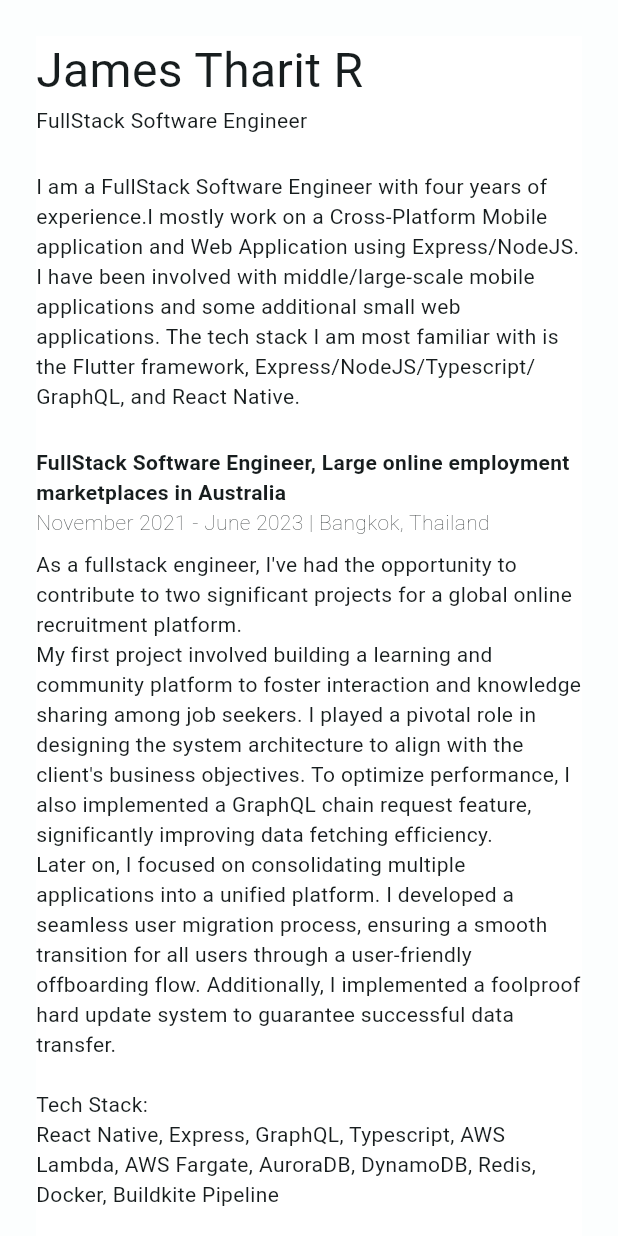
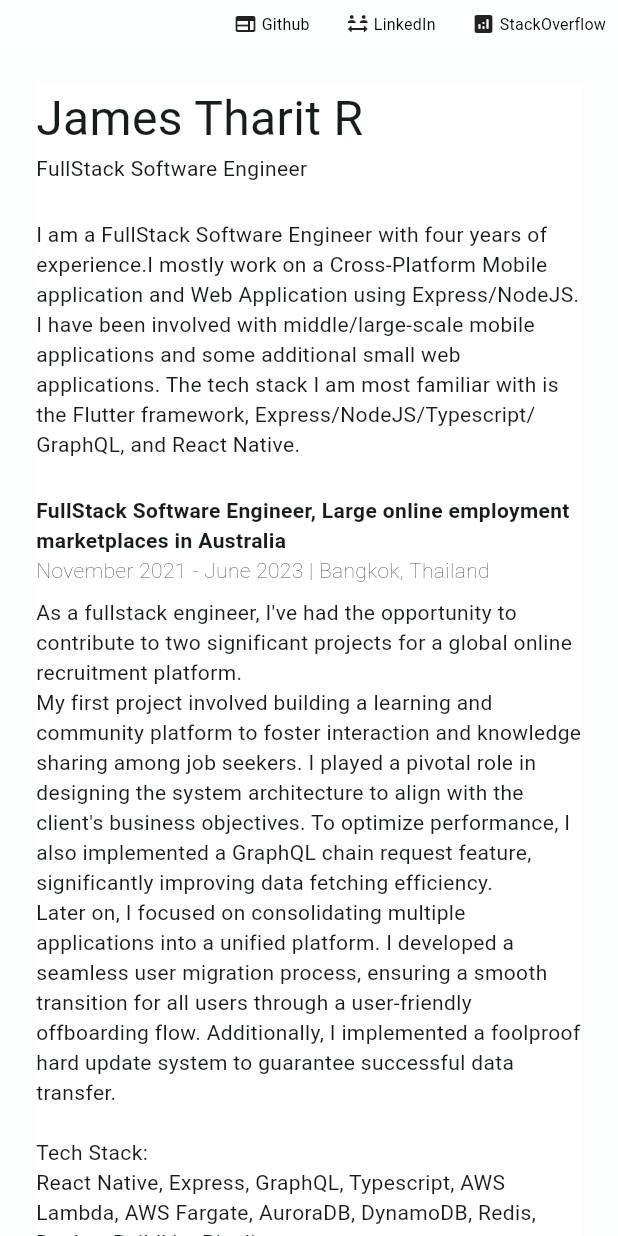
Before and after one commit to james-tharit/experience_pages, a Flutter app: the screen it shows after launch, on a phone screen of 412 x 824 dp. Run offline on Flutter 3.47's test engine with Material 3 defaults, Android fonts, the phone set to English and light mode, and no system bars; missing offline and left inert: dart:js.

Commit message:
feature: build experience section and link menu

```diff
--- a/lib/components/link.dart
+++ b/lib/components/link.dart
@@ -1,26 +1,66 @@
 import 'package:flutter/material.dart';
+
+class _TransparentIconButton extends TransparentTextButton {
+  const _TransparentIconButton(
+      {super.text = '', required super.onPressed, required super.icon});
+
+  @override
+  Widget build(BuildContext context) {
+    return GestureDetector(
+      onTap: onPressed,
+      child: Padding(
+        padding: const EdgeInsets.all(8.0),
+        child: FittedBox(
+          child: Row(
+            children: [
+              Icon(icon),
+              const SizedBox(height: 4.0,width: 4,),
+              Text(
+                text,
+                style: const TextStyle(
+                  color: Colors.black, // Customize text color
+                  fontSize: 16.0,
+                ),
+              ),
+            ],
+          ),
+        ),
+      ),
+    );
+  }
+}
 
 class TransparentTextButton extends StatelessWidget {
   final String text;
   final VoidCallback onPressed;
   final TextStyle? textStyle;
+  final IconData? icon;
 
-  const TransparentTextButton({
-    super.key,
-    required this.text,
-    required this.onPressed,
-    this.textStyle,
-  });
+  const TransparentTextButton(
+      {super.key,
+      required this.text,
+      required this.onPressed,
+      this.textStyle,
+      this.icon});
+
+  factory TransparentTextButton.icon({
+    key,
+    text,
+    required onPressed,
+    required icon,
+    textStyle,
+  }) {
+    return _TransparentIconButton(icon: icon, text: text, onPressed: onPressed);
+  }
 
   @override
   Widget build(BuildContext context) {
     return GestureDetector(
       onTap: onPressed,
       child: Text(
-          text,
-          style: textStyle
-          ?? Theme.of(context).textTheme.bodyMedium,
-    ),
+        text,
+        style: textStyle ?? Theme.of(context).textTheme.bodyMedium,
+      ),
     );
   }
 }
--- /dev/null
+++ b/lib/constants/uri.dart
@@ -0,0 +1,3 @@
+const githubLink = 'https://github.com/james-tharit';
+const linkedInLink = 'https://www.linkedin.com/in/tharit-rt/';
+const stackOverflowLink = 'https://stackoverflow.com/users/11612628/james-t';
--- a/lib/experience.dart
+++ b/lib/experience.dart
@@ -1,10 +1,67 @@
+import 'package:experience_pages/home.dart';
 import 'package:flutter/material.dart';
 
-class Experience extends StatelessWidget {
-  const Experience({super.key});
+class ExperienceData {
+  final String title;
+  final String periodLocation;
+  final String desc;
+  final String stacks;
+
+  ExperienceData(
+      {required this.title,
+        required this.periodLocation,
+        required this.desc,
+        required this.stacks});
+}
+
+class ExperienceWidget extends StatelessWidget {
+  final ExperienceData exp;
+
+  const ExperienceWidget({super.key, required this.exp});
 
   @override
   Widget build(BuildContext context) {
-    return const Text('EXPERIENCE PAGE');
+    return Column(
+      key: Key(exp.title),
+      crossAxisAlignment: CrossAxisAlignment.start,
+      children: [
+        Text(exp.title, style: const TextStyle(fontWeight: FontWeight.bold)),
+        Text(exp.periodLocation,
+            style: const TextStyle(fontWeight: FontWeight.w100)),
+        const SizedBox(
+          height: 8,
+        ),
+        Text(exp.desc),
+        Text(exp.stacks),
+      ],
+    );
   }
 }
+
+class ExperienceSection extends StatelessWidget {
+  final List<ExperienceData> experiences;
+  const ExperienceSection({super.key, required this.experiences});
+
+  List<Column> buildExperience() {
+    return experiences
+        .map((exp) => Column(
+      crossAxisAlignment: CrossAxisAlignment.start,
+      children: [
+        ExperienceWidget(
+          exp: exp,
+        ),
+        const SizedBox(
+          height: 24,
+        ),
+      ],
+    ))
+        .toList();
+  }
+
+  @override
+  Widget build(BuildContext context) {
+    return Column(
+      children: buildExperience(),
+    );
+  }
+}
--- a/lib/home.dart
+++ b/lib/home.dart
@@ -1,72 +1,75 @@
+import 'package:experience_pages/constants/uri.dart';
 import 'package:flutter/material.dart';
 import 'components/link.dart';
 import 'constants/meta_data.dart';
+import 'dart:js' as js;
 
-class ExperienceWidget extends StatelessWidget {
-  final Experience exp;
+import 'experience.dart';
 
-  const ExperienceWidget({super.key,
-    required this.exp});
-
-  @override
-  Widget build(BuildContext context) {
-    return Column(
-      crossAxisAlignment: CrossAxisAlignment.start,
-      children: [
-        Text(exp.title, style: const TextStyle(fontWeight: FontWeight.bold)),
-        Text(exp.periodLocation,
-            style: const TextStyle(fontWeight: FontWeight.w100)),
-        const SizedBox(
-          height: 8,
-        ),
-        Text(exp.desc),
-        Text(exp.stacks),
-      ],
-    );
-  }
-}
-
-class Experience {
-  final String title;
-  final String periodLocation;
-  final String desc;
-  final String stacks;
-
-  Experience(
-      {required this.title, required this.periodLocation, required this.desc, required this.stacks});
-
-}
+final experiences = [
+  ExperienceData(
+      title: exp1Title,
+      periodLocation: exp1PeriodLocation,
+      desc: exp1Description,
+      stacks: exp1Stacks),
+  ExperienceData(
+      title: exp2Title,
+      periodLocation: exp2PeriodLocation,
+      desc: exp2Description,
+      stacks: exp2Stacks),
+  ExperienceData(
+      title: exp3Title,
+      periodLocation: exp3PeriodLocation,
+      desc: exp3Description,
+      stacks: exp3Stacks)
+];
 
 class Home extends StatelessWidget {
   const Home({super.key});
 
-  List<Column> buildExperience(List<Experience> experiences) {
-    return experiences.map((exp) => Column(
-      crossAxisAlignment: CrossAxisAlignment.start,
-      children: [
-        ExperienceWidget(
-          exp: exp,
-        ),
-        const SizedBox(
-          height: 24,
-        ),
-      ],
-    )).toList();
+  void launchUriSubmission(String url) async {
+    js.context.callMethod('open', [url]);
   }
 
   @override
   Widget build(BuildContext context) {
-    final experiences = [
-      Experience(title: exp1Title, periodLocation: exp1PeriodLocation, desc: exp1Description, stacks: exp1Stacks),
-      Experience(title: exp2Title, periodLocation: exp2PeriodLocation, desc: exp2Description, stacks: exp2Stacks),
-      Experience(title: exp3Title, periodLocation: exp3PeriodLocation, desc: exp3Description, stacks: exp3Stacks)
-    ];
+
 
     return Scaffold(
       body: Container(
         width: double.infinity,
         height: double.infinity,
         color: Colors.white70,
+        child: Column(
+          children: [
+            Container(
+              height: 32,
+              color: Colors.white60,
+              child: Row(
+                mainAxisAlignment: MainAxisAlignment.end,
+                children: [
+                  const SizedBox(width: 8),
+                  TransparentTextButton.icon(
+                    icon: Icons.web_rounded,
+                    text: 'Github',
+                    onPressed: () => launchUriSubmission(githubLink),
+                  ),
+                  const SizedBox(width: 8),
+                  TransparentTextButton.icon(
+                    icon: Icons.social_distance_rounded,
+                    text: 'LinkedIn',
+                    onPressed: () => launchUriSubmission(linkedInLink),
+                  ),
+                  const SizedBox(width: 8),
+                  TransparentTextButton.icon(
+                    icon: Icons.analytics_rounded,
+                    text: 'StackOverflow',
+                    onPressed: () => launchUriSubmission(stackOverflowLink),
+                  ),
+                ],
+              ),
+            ),
+            Expanded(
               child: ListView(
                 children: [
                   Padding(
@@ -88,7 +91,7 @@ class Home extends StatelessWidget {
                           const SizedBox(
                             height: 24,
                           ),
-                    ...buildExperience(experiences)
+                          ExperienceSection(experiences: experiences)
                         ],
                       ),
                     ),
@@ -96,6 +99,9 @@ class Home extends StatelessWidget {
                 ],
               ),
             ),
+          ],
+        ),
+      ),
     );
   }
 }
--- a/pubspec.yaml
+++ b/pubspec.yaml
@@ -32,7 +32,6 @@ dependencies:
     sdk: flutter
   flutter_web_plugins:
     sdk: flutter
-
 
   # The following adds the Cupertino Icons font to your application.
   # Use with the CupertinoIcons class for iOS style icons.
```
Also changed, not shown: 6 other files. Lines whose indentation alone changed are shown as unchanged.
